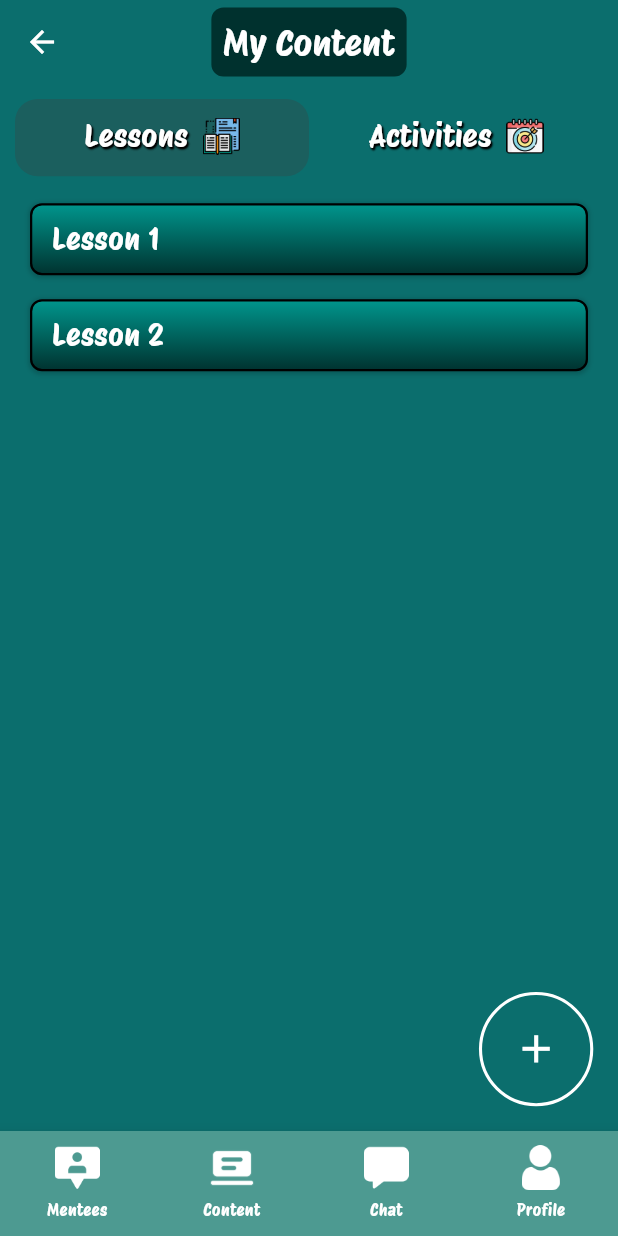
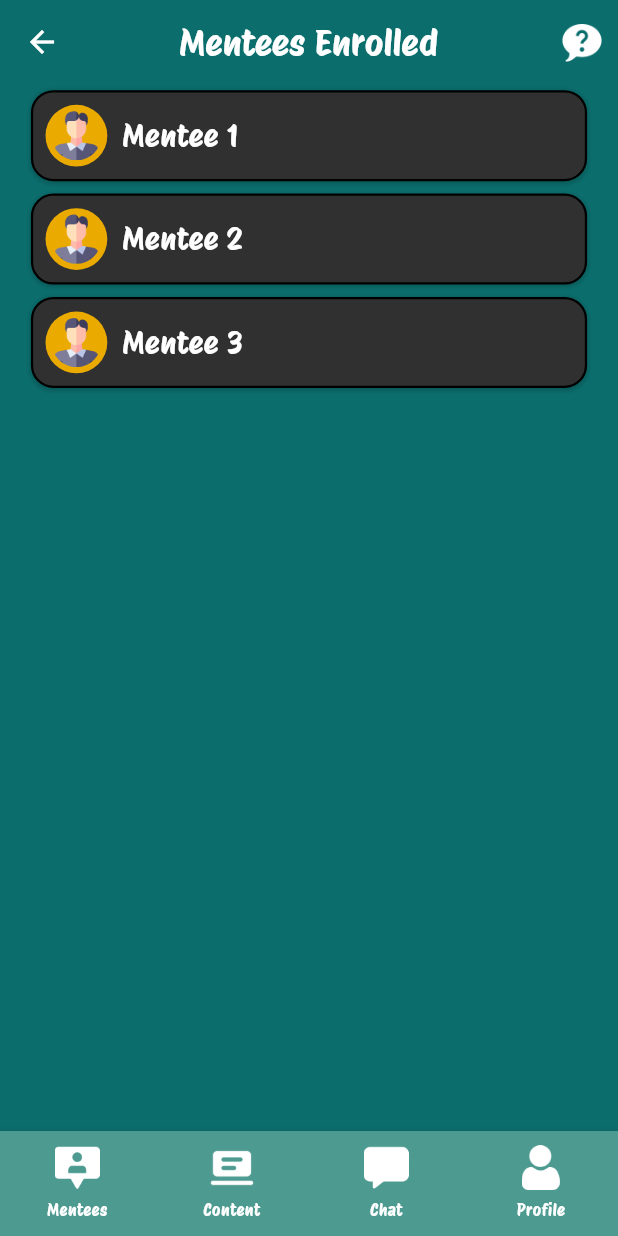
Before and after one commit to jaderaposa/mentor_shift, a Flutter app: the screen it shows after launch, on a phone screen of 412 x 824 dp. Run offline on Flutter 3.47's test engine with Material 3 defaults, Android fonts, the phone set to English and light mode, and no system bars.

Commit message:
enrolled menteed page done

```diff
--- a/lib/main.dart
+++ b/lib/main.dart
@@ -1,6 +1,7 @@
 import 'package:flutter/material.dart';
 import 'package:mentor_shift/pages/landing_mentee.dart';
 import 'package:mentor_shift/pages/login.dart';
+import 'package:mentor_shift/pages/mentees_enrolled.dart';
 import 'package:mentor_shift/pages/mentor_content_page.dart';
 import 'package:mentor_shift/pages/mentor_learning_page.dart';
 import 'package:mentor_shift/pages/register.dart';
@@ -15,7 +16,7 @@ import 'package:mentor_shift/pages/user_profile.dart';
 import 'package:mentor_shift/pages/view_mentor.dart';
 import 'package:mentor_shift/pages/view_messaging.dart';
 
-void main() => runApp(MaterialApp(initialRoute: '/mcp', routes: {
+void main() => runApp(MaterialApp(initialRoute: '/enrolled', routes: {
       // '/': (context) => Loading(),
       '/login': (context) => const Login(),
       '/register': (context) => const Register(),
@@ -32,4 +33,5 @@ void main() => runApp(MaterialApp(initialRoute: '/mcp', routes: {
       '/mlp': (context) => const MentorLearningPage(),
       '/userprofile': (context) => const UserProfile(),
       '/mcp': (context) => const MentorContentPage(),
+      '/enrolled': (context) => const MenteesEnrolled(),
     }));
--- /dev/null
+++ b/lib/pages/mentees_enrolled.dart
@@ -0,0 +1,139 @@
+import 'package:flutter/material.dart';
+import 'package:mentor_shift/objects/bottomnav.dart';
+import 'package:mentor_shift/objects/style/boxshadow.dart';
+
+class MenteesEnrolled extends StatefulWidget {
+  const MenteesEnrolled({super.key});
+
+  @override
+  State<MenteesEnrolled> createState() => _MenteesEnrolledState();
+}
+
+class _MenteesEnrolledState extends State<MenteesEnrolled> {
+  List<Map<String, dynamic>> mentorships = [
+    {'mentee': 'Mentee 1', 'image': 'images/icons/user_sample.png'},
+    {'mentee': 'Mentee 2', 'image': 'images/icons/user_sample.png'},
+    {'mentee': 'Mentee 3', 'image': 'images/icons/user_sample.png'},
+    // Add more mentees as needed
+  ];
+
+  @override
+  Widget build(BuildContext context) {
+    var screenSize = MediaQuery.of(context).size;
+
+    return Scaffold(
+        backgroundColor: const Color(0xFF0B6E6D),
+        appBar: AppBar(
+          backgroundColor: const Color(0xFF0B6E6D),
+          leading: IconButton(
+            icon: const Icon(
+              Icons.arrow_back,
+              color: Colors.white,
+            ), // replace with your custom back button
+            onPressed: () {
+              Navigator.of(context).pop();
+            },
+          ),
+          title: const Text(
+            'Mentees Enrolled',
+            style: TextStyle(
+              color: Colors.white,
+              fontSize: 24.0,
+              fontFamily: 'ProtestRiot',
+            ),
+          ),
+          centerTitle: true,
+          actions: <Widget>[
+            IconButton(
+              icon: Image.asset(
+                'images/icons/questionmark.png', // replace with the path to your custom icon
+                width: 30.0, // adjust the width as needed
+                height: 30.0, // adjust the height as needed
+              ),
+              onPressed: () {
+                // Add your edit button functionality here
+              },
+            ),
+          ],
+        ),
+        body: mentorships.isEmpty
+            ? const Center(
+                child: Text(
+                  'No mentees enrolled yet.',
+                  style: TextStyle(
+                    fontSize: 20.0,
+                    fontFamily: 'ProtestRiot',
+                    color: Colors.white,
+                  ),
+                ),
+              )
+            : ListView.builder(
+                itemCount: mentorships.length,
+                itemBuilder: (context, index) {
+                  return Container(
+                    margin: EdgeInsets.symmetric(
+                      vertical: screenSize.height * 0.005, // 1% of screen height
+                      horizontal: screenSize.width * 0.05, // 5% of screen width
+                    ),
+                    padding: EdgeInsets.all(
+                        screenSize.height * 0.01), // 1% of screen height
+                    decoration: BoxDecoration(
+                        borderRadius: BorderRadius.circular(15),
+                        color: const Color(0xFF303030),
+                        border: Border.all(
+                          color: Colors.black,
+                          width: 1.5,
+                        ),
+                        boxShadow: const [kBoxShadow]),
+                    child: Row(
+                      children: [
+                        Container(
+                          width: screenSize.width * 0.1, // 10% of screen width
+                          height: screenSize.width * 0.1, // 10% of screen width
+                          decoration: const BoxDecoration(
+                            color: Color(
+                                0xFFEBAA00), // replace with your desired color
+                            shape: BoxShape.circle,
+                          ),
+                          child: Padding(
+                            padding: EdgeInsets.all(
+                                screenSize.width * 0.01), // 1% of screen width
+                            child: ClipOval(
+                              child: Image.asset(
+                                mentorships[index]
+                                    ['image'], // dynamic image path
+                                width: screenSize.width *
+                                    0.08, // 8% of screen width
+                                height: screenSize.width *
+                                    0.08, // 8% of screen width
+                                fit: BoxFit.cover,
+                              ),
+                            ),
+                          ),
+                        ),
+                        const SizedBox(
+                          width: 10,
+                        ),
+                        Text(
+                          mentorships[index]['mentee'], // dynamic mentee name
+                          style: TextStyle(
+                            fontFamily: 'ProtestRiot',
+                            color: Colors.white,
+                            fontSize:
+                                screenSize.width * 0.05, // 5% of screen width
+                          ),
+                        ),
+                        // ... existing code ...
+                      ],
+                    ),
+                  );
+                },
+              ),
+        bottomNavigationBar: CustomBottomNavigationBarMentor(
+          currentIndex: 0, // set the currently selected item
+          onTap: (index) {
+            // handle the tap event
+          },
+        ));
+  }
+}
--- a/pubspec.yaml
+++ b/pubspec.yaml
@@ -82,6 +82,7 @@ flutter:
     - images/icons/dragonball.png
     - images/icons/requests.png
     - images/icons/content.png
+    - images/icons/questionmark.png
 
 
   # An image asset can refer to one or more resolution-specific "variants", see
```
Also changed, not shown: images/icons/questionmark.png (added).
